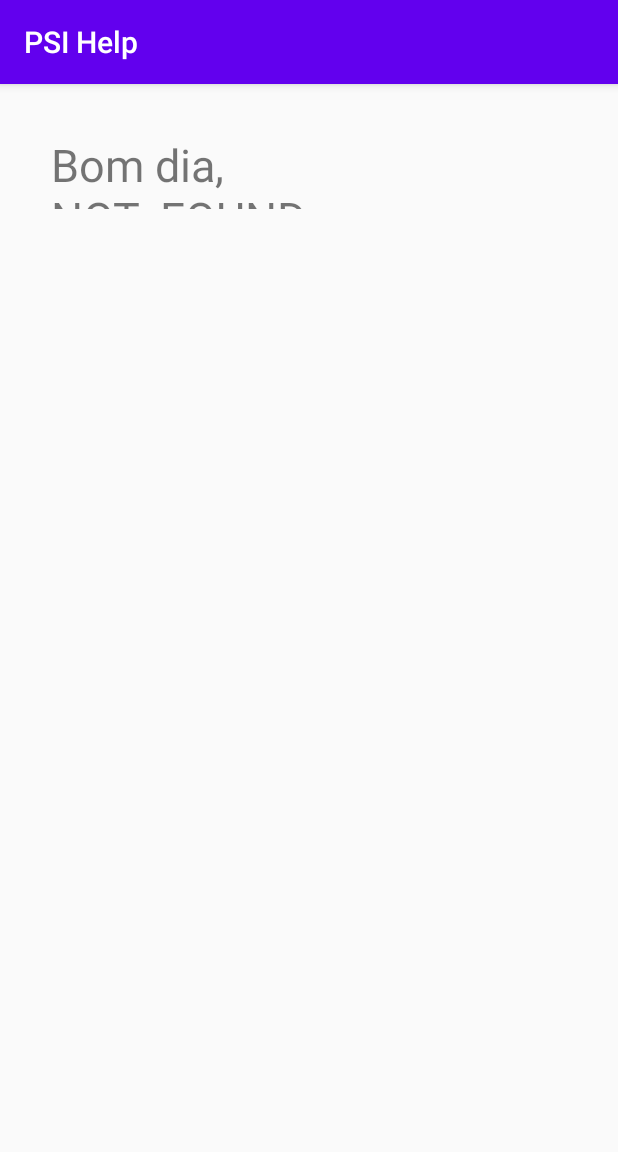
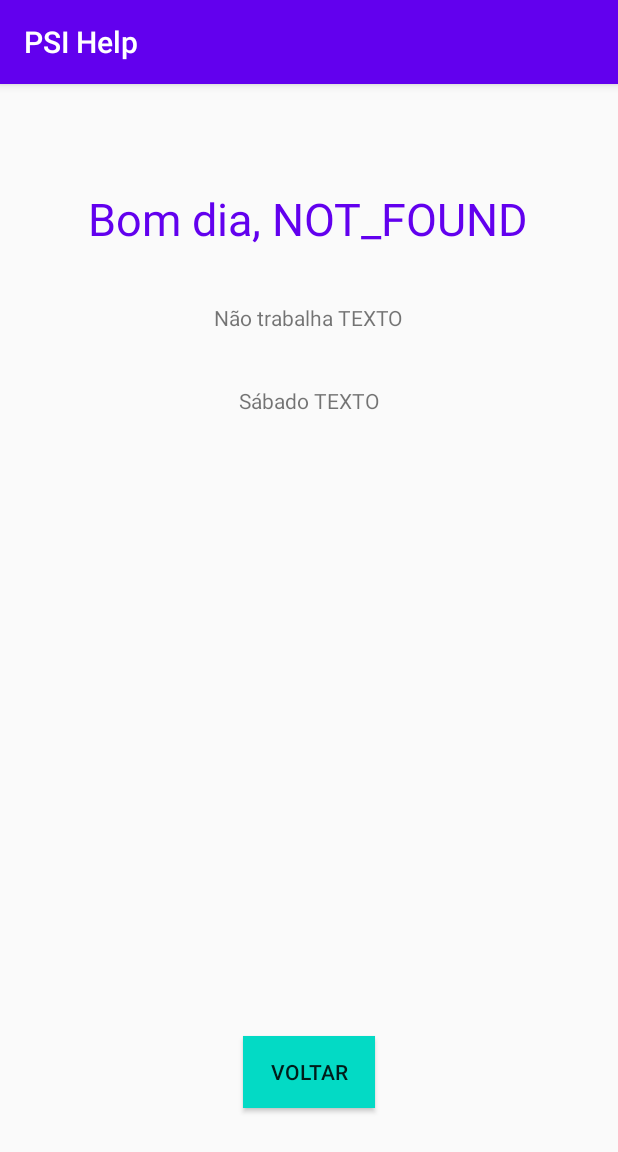
Before and after one commit to arturtres3/Apoio-Psicologico-IHC, an Android app: the ImproveYourDay screen opened directly, with no data from a screen before it, on a phone screen of 412 x 824 dp. Shown: the top 1152 px of the screen. Run offline under Robolectric (Android 15) with nearby library versions, the phone set to English and light mode, and no system bars; 1 statement that could not run was skipped.

Commit message:
Ramificações do Improve your day e display de textos de acordo com o perfil

```diff
--- a/Quicktest/app/src/main/java/com/example/quicktest/ImproveYourDay.java
+++ b/Quicktest/app/src/main/java/com/example/quicktest/ImproveYourDay.java
@@ -1,9 +1,17 @@
 package com.example.quicktest;
 
+import androidx.appcompat.app.AlertDialog;
 import androidx.appcompat.app.AppCompatActivity;
+import androidx.core.view.ViewCompat;
 
+import android.app.Dialog;
+import android.content.DialogInterface;
+import android.content.Intent;
 import android.os.Bundle;
 import android.preference.PreferenceManager;
+import android.view.Gravity;
+import android.view.View;
+import android.widget.LinearLayout;
 import android.widget.TextView;
 import android.widget.Toast;
 
@@ -13,39 +21,141 @@ import java.util.Date;
 public class ImproveYourDay extends AppCompatActivity {
 
     final String CURRENT_HOUR = "H";
+    final String DAY_OF_THE_WEEK = "EEE";
     final long THREE_HOURS_IN_MILISSECONDS = 10800000;
     final int FIRST_HOUR_MORNING = 6;
     final int FIRST_HOUR_AFTERNOON = 12;
     final int FIRST_HOUR_NIGHT = 18;
     final float GREETINGS_TEXTSIZE = 30;
+    final int IDADE_1 = 13;//limites para as 4 categorias de idade
+    final int IDADE_2 = 18;
+    final int IDADE_3 = 59;
+    final int TRAB1 = 6;//limites para as 3 categorias de tempo de trabalho
+    final int TRAB2 = 9;
+
 
     @Override
     protected void onCreate(Bundle savedInstanceState) {
         super.onCreate(savedInstanceState);
         setContentView(R.layout.activity_improve_your_day);
-        greetings();
+        putText(greetings(),true);
+        customText();
     }
 
-    public void greetings(){
+    public String greetings(){
         SimpleDateFormat current_hour = new SimpleDateFormat(CURRENT_HOUR);
         Date date = new Date(System.currentTimeMillis() - THREE_HOURS_IN_MILISSECONDS);
         String formatted_hour = current_hour.format(date);
 
-        TextView greetingsTextView = (TextView) findViewById(R.id.greetingsText);
-        greetingsTextView.setTextSize(GREETINGS_TEXTSIZE);
+        //TextView greetingsTextView = (TextView) findViewById(R.id.greetingsText);
+        //greetingsTextView.setTextSize(GREETINGS_TEXTSIZE);
         int numeric_hour = Integer.valueOf(formatted_hour);
         if(numeric_hour >= FIRST_HOUR_MORNING && numeric_hour < FIRST_HOUR_AFTERNOON){
-            greetingsTextView.setText("Bom dia, " + getUserName());
+            return "Bom dia, " + getUserName();
         }
         else if(numeric_hour >= FIRST_HOUR_AFTERNOON && numeric_hour < FIRST_HOUR_NIGHT){
-            greetingsTextView.setText("Boa tarde, " + getUserName());
+            return "Boa tarde, " + getUserName();
         }
         else{
-            greetingsTextView.setText("Boa noite, " + getUserName());
+            return "Boa noite, " + getUserName();
         }
     }
 
+    // Coloca o texto na tela
+    private void putText(String text, boolean titulo){
+        LinearLayout layout = (LinearLayout) findViewById(R.id.layoutImprove);
+        TextView novaEntrada = new TextView(this);
+        LinearLayout.LayoutParams params = new LinearLayout.LayoutParams(
+                LinearLayout.LayoutParams.WRAP_CONTENT,
+                LinearLayout.LayoutParams.WRAP_CONTENT
+        );
+        layout.setGravity(Gravity.CENTER);
+        params.setMargins(15, 7, 15, 7);
+        int id = ViewCompat.generateViewId();
+        novaEntrada.setId(id);
+        novaEntrada.setText(text);
+        novaEntrada.setPadding(20,20,20,20);
+        //novaEntrada.setGravity(Gravity.CENTER);
+        //novaEntrada.setBackgroundColor(getResources().getColor(R.color.Coisas));
+        novaEntrada.setLayoutParams(params);
+        if (titulo) {
+            novaEntrada.setTextSize(GREETINGS_TEXTSIZE);
+            novaEntrada.setTextColor(getResources().getColor(R.color.colorPrimary));
+        }
+        layout.addView(novaEntrada);
+    }
 
+    //monta o texto
+    private void customText(){
+        int age = Integer.parseInt(getUserAge());
+        String healthCond = getUserHealthCondition();
+        int work;
+
+        if(getUserHoursOfWork() == "NOT_FOUND"){
+            work = 0;
+        }else{
+            work = Integer.parseInt(getUserHoursOfWork());
+        }
+
+        //texto idade
+        if(age > 0 && age < IDADE_1){
+            putText("Idade menor que 13 TEXTO", false);
+        }else if(age > IDADE_1 && age < IDADE_2){
+            putText("Idade entre 14-18 TEXTO", false);
+        }else if(age > IDADE_2 && age< IDADE_3){
+            putText("Idade entre 19-59 TEXTO", false);
+        }else if(age > IDADE_3){
+            putText("Idade maior que 60 TEXTO", false);
+        }
+
+        //texto trabalho
+        if(work == 0){
+            putText("Não trabalha TEXTO", false);
+        }else if(work > 0 && work < TRAB1){
+            putText("Trabalha entre 0-6hrs TEXTO", false);
+        }else if(work > TRAB1 && work < TRAB2){
+            putText("Trabalha entre 6-9hrs TEXTO", false);
+        }else if(work > TRAB2){
+            putText("Trabalha mais que 9hrs TEXTO", false);
+        }
+
+        //texto condição
+        if(healthCond.equals("Medo")){
+            putText("Medo TEXTO", false);
+        }else if(healthCond.equals("Tristeza")){
+            putText("Tristeza TEXTO", false);
+        }else if(healthCond.equals("Estresse")){
+            putText("Estresse TEXTO", false);
+        }else if(healthCond.equals("Queimação no peito")){
+            putText("Queimação TEXTO", false);
+        }else if(healthCond.equals("Pensamentos intrusivos")){
+            putText("Pensamentos TEXTO", false);
+        }else if(healthCond.equals("Insônia")){
+            putText("Insônia TEXTO", false);
+        }
+
+        //texto dia da semana
+        SimpleDateFormat day_of_the_week = new SimpleDateFormat(DAY_OF_THE_WEEK);
+        Date date = new Date(System.currentTimeMillis() - THREE_HOURS_IN_MILISSECONDS);
+        String dia = day_of_the_week.format(date);
+        if(dia.equals("Sun")){
+            putText("Domingo TEXTO", false);
+        }else if(dia.equals("Mon")){
+            putText("Segunda TEXTO", false);
+        }else if(dia.equals("Tue")){
+            putText("Terça TEXTO", false);
+        }else if(dia.equals("Wed")){
+            putText("Quarta TEXTO", false);
+        }else if(dia.equals("Thu")){
+            putText("Quinta TEXTO", false);
+        }else if(dia.equals("Fri")){
+            putText("Sexta TEXTO", false);
+        }else if(dia.equals("Sat")){
+            putText("Sábado TEXTO", false);
+        }
+
+
+    }
     public String getUserName(){
         return PreferenceManager.getDefaultSharedPreferences(this).getString("NOME", "NOT_FOUND");
     }
@@ -62,4 +172,10 @@ public class ImproveYourDay extends AppCompatActivity {
         return PreferenceManager.getDefaultSharedPreferences(this).getString("HORAS_TRABALHO", "NOT_FOUND");
     }
 
+    public void backToMainPage(View view){
+        Intent backToMain = new Intent(this, MainActivity.class);
+
+        startActivity(backToMain);
+    }
+
 }
--- a/Quicktest/app/src/main/res/layout/activity_improve_your_day.xml
+++ b/Quicktest/app/src/main/res/layout/activity_improve_your_day.xml
@@ -6,16 +6,38 @@
     android:layout_height="match_parent"
     tools:context=".ImproveYourDay">
 
-    <TextView
-        android:id="@+id/greetingsText"
-        android:layout_width="242dp"
-        android:layout_height="50dp"
-        android:layout_marginStart="34dp"
-        android:layout_marginLeft="34dp"
-        android:layout_marginTop="33dp"
-        android:layout_marginEnd="136dp"
-        android:layout_marginRight="136dp"
+    <ScrollView
+        android:id="@+id/scrollView3"
+        android:layout_width="0dp"
+        android:layout_height="0dp"
+        android:layout_marginStart="23dp"
+        android:layout_marginLeft="23dp"
+        android:layout_marginTop="51dp"
+        android:layout_marginEnd="23dp"
+        android:layout_marginRight="23dp"
+        android:layout_marginBottom="70dp"
+        app:layout_constraintBottom_toTopOf="@+id/btn_improve"
         app:layout_constraintEnd_toEndOf="parent"
         app:layout_constraintStart_toStartOf="parent"
-        app:layout_constraintTop_toTopOf="parent" />
+        app:layout_constraintTop_toTopOf="parent">
+
+        <LinearLayout
+            android:id="@+id/layoutImprove"
+            android:layout_width="match_parent"
+            android:layout_height="wrap_content"
+            android:orientation="vertical" />
+    </ScrollView>
+
+    <Button
+        android:id="@+id/btn_improve"
+        android:layout_width="wrap_content"
+        android:layout_height="wrap_content"
+        android:layout_marginBottom="85dp"
+        android:background="@color/colorAccent"
+        android:onClick="backToMainPage"
+        android:text="@string/back"
+        app:layout_constraintBottom_toBottomOf="parent"
+        app:layout_constraintEnd_toEndOf="parent"
+        app:layout_constraintStart_toStartOf="parent"
+        app:layout_constraintTop_toBottomOf="@+id/scrollView3" />
 </androidx.constraintlayout.widget.ConstraintLayout>
```
Also changed, not shown: Quicktest/app/src/main/java/com/example/quicktest/MainActivity.java (+36 -2 lines).
